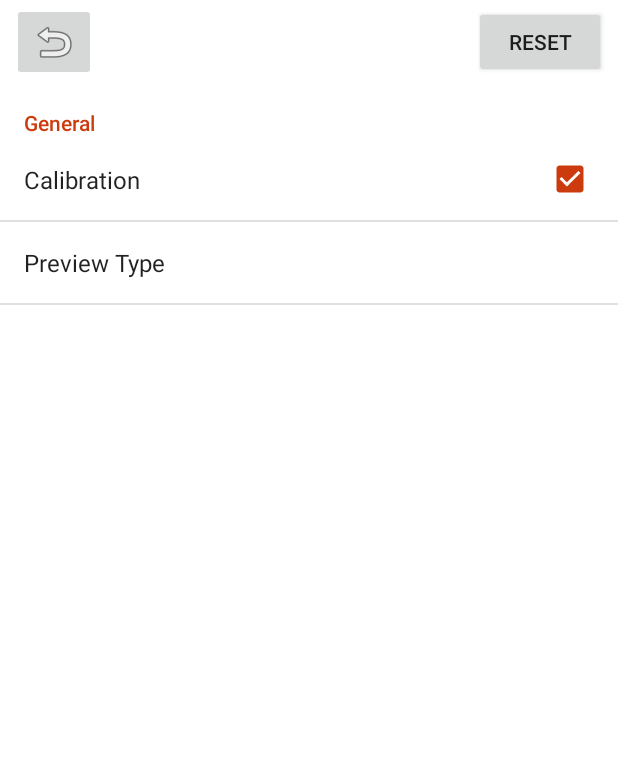
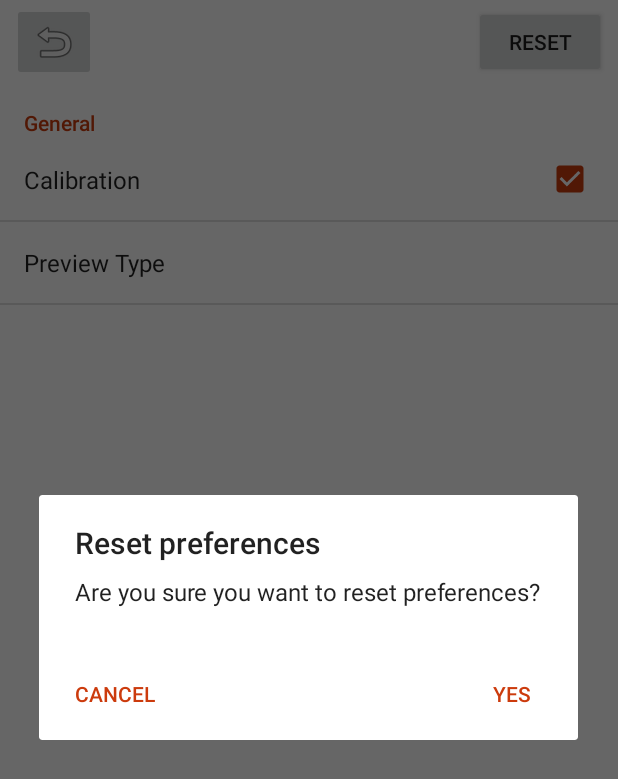
Before and after one commit to piql/piql-read, an Android app: the Preferences screen opened directly, with no data from a screen before it, after a tap on "RESET", on a phone screen of 412 x 824 dp. Shown: the top 779 px of the screen. Run offline under Robolectric (Android 15) with nearby library versions, the phone set to English and light mode, and no system bars.

```diff
--- a/app/build.gradle
+++ b/app/build.gradle
@@ -32,7 +32,6 @@ android {
 
 
 dependencies {
-
     implementation fileTree(include: ['*.jar'], dir: 'libs')
     implementation 'com.android.support:appcompat-v7:26.1.0'
     implementation 'com.android.support.constraint:constraint-layout:1.0.2'
@@ -40,6 +39,6 @@ dependencies {
     testImplementation 'junit:junit:4.12'
     androidTestImplementation 'com.android.support.test:runner:1.0.1'
     androidTestImplementation 'com.android.support.test.espresso:espresso-core:3.0.1'
+    debugImplementation project(':PiqlLib')
     implementation project(':openCVLibrary340')
-    debugImplementation project(':PiqlLib')
 }
--- a/app/src/main/AndroidManifest.xml
+++ b/app/src/main/AndroidManifest.xml
@@ -35,7 +35,7 @@
         <activity
             android:name="no.ntnu.bachelor2018.filmreader.MainActivity"
             android:launchMode="singleTop"
-            android:screenOrientation="landscape"
+            android:screenOrientation="portrait"
             android:theme="@style/AppTheme">
             <intent-filter>
                 <action android:name="android.intent.action.MAIN" />
--- a/app/src/main/java/no/ntnu/bachelor2018/filmreader/Preferences.java
+++ b/app/src/main/java/no/ntnu/bachelor2018/filmreader/Preferences.java
@@ -8,7 +8,9 @@ import android.preference.PreferenceCategory;
 import android.preference.PreferenceFragment;
 import android.preference.PreferenceManager;
 import android.preference.PreferenceScreen;
+import android.content.DialogInterface;
 import android.support.annotation.NonNull;
+import android.support.v7.app.AlertDialog;
 import android.support.v7.app.AppCompatActivity;
 import android.support.v7.widget.Toolbar;
 import android.text.Editable;
@@ -70,6 +72,7 @@ public class Preferences extends AppCompatActivity {
         getFragmentManager().beginTransaction().replace(R.id.prefs_constraintlayout, new SettingsFragment()).commit();
     }
 
+
     /**
      * Function for when the go back button is pressed in the toolbar
      *
@@ -85,7 +88,17 @@ public class Preferences extends AppCompatActivity {
      * @param view not used
      */
     public void resetPrefs(View view) {
-        // TODO add "are you sure" dialogue
+        AlertDialog.Builder alertDialogBuilder = new AlertDialog.Builder(this);
+        // Setting Alert Dialog Title
+        alertDialogBuilder.setTitle("Reset preferences");
+        // Icon Of Alert Dialog
+        // Setting Alert Dialog Message
+        alertDialogBuilder.setMessage("Are you sure you want to reset preferences?");
+        alertDialogBuilder.setCancelable(false);
+
+        alertDialogBuilder.setPositiveButton("Yes", new DialogInterface.OnClickListener() {
+            @Override
+            public void onClick(DialogInterface arg0, int arg1) {
                 SharedPreferences prefs = PreferenceManager.getDefaultSharedPreferences(MainActivity.context);
                 SharedPreferences.Editor editor = prefs.edit();
                 editor.clear();
@@ -94,6 +107,18 @@ public class Preferences extends AppCompatActivity {
 
                 // Reload the fragment
                 getFragmentManager().beginTransaction().replace(R.id.prefs_constraintlayout, new SettingsFragment()).commit();
+            }
+        });
+
+        alertDialogBuilder.setNeutralButton("Cancel", new DialogInterface.OnClickListener() {
+            @Override
+            public void onClick(DialogInterface dialog, int which) {
+
+            }
+        });
+
+        AlertDialog alertDialog = alertDialogBuilder.create();
+        alertDialog.show();
     }
 
     /**
@@ -170,7 +195,7 @@ public class Preferences extends AppCompatActivity {
             cameraResolution.setSummary(getResources().getString(R.string.resolution_desc));
             cameraResolution.setEntries(sequence);
             cameraResolution.setEntryValues(sequenceValues);
-            cameraResolution.setDefaultValue("0");
+            cameraResolution.setDefaultValue("6");
 
             // Add the preference and category to the preference screen
             preferenceScreen.addPreference(cameraSettings);
--- a/app/src/main/java/no/ntnu/bachelor2018/filmreader/Reader.java
+++ b/app/src/main/java/no/ntnu/bachelor2018/filmreader/Reader.java
@@ -1,6 +1,8 @@
 package no.ntnu.bachelor2018.filmreader;
 
+import android.app.Activity;
 import android.content.SharedPreferences;
+import android.graphics.Bitmap;
 import android.preference.PreferenceManager;
 
 import org.opencv.core.Mat;
@@ -84,6 +86,9 @@ public class Reader {
             //Draw overlay as the last thing(to not interfere with detection and other processing)
             return overlay.drawAndClear(inputImage);
         }
+
+
+
         return inputImage;
     }
 
--- a/app/src/main/res/layout/activity_file_display.xml
+++ b/app/src/main/res/layout/activity_file_display.xml
@@ -4,7 +4,7 @@
     xmlns:tools="http://schemas.android.com/tools"
     android:layout_width="match_parent"
     android:layout_height="match_parent"
-    android:background="@color/piqlGray"
+    android:background="@color/piqlWhite"
 
     tools:context="no.ntnu.bachelor2018.filmreader.FileDisplay">
 
--- a/app/src/main/res/layout/activity_preferences.xml
+++ b/app/src/main/res/layout/activity_preferences.xml
@@ -56,4 +56,5 @@
         app:layout_constraintHorizontal_bias="1.0"
         app:layout_constraintStart_toEndOf="@+id/prefs_back"
         app:layout_constraintTop_toTopOf="@+id/prefs_toolbar" />
+
 </android.support.constraint.ConstraintLayout>
--- a/app/src/main/res/layout/activity_show_image.xml
+++ b/app/src/main/res/layout/activity_show_image.xml
@@ -14,5 +14,5 @@
         app:layout_constraintEnd_toEndOf="parent"
         app:layout_constraintStart_toStartOf="parent"
         app:layout_constraintTop_toTopOf="parent"
-        app:srcCompat="@color/piqlGray" />
+        app:srcCompat="@color/piqlWhite" />
 </android.support.constraint.ConstraintLayout>
--- a/settings.gradle
+++ b/settings.gradle
@@ -1,3 +1,4 @@
 include ':app'
+include ':openCVLibrary340-old'
+include ':PiqlLib'
 include ':openCVLibrary340'
-include ':PiqlLib'
```
Also changed, not shown: app/src/main/java/no/ntnu/bachelor2018/filmreader/Capture.java (+15 -3 lines), app/src/main/java/no/ntnu/bachelor2018/previewImageProcessing/FinalProcessing.java (+14 -2 lines), app/src/main/res/layout/activity_main.xml (+10 -12 lines), app/src/main/res/layout/activity_show_text.xml (+5 -2 lines), 5 other files. Lines whose indentation alone changed are shown as unchanged.
